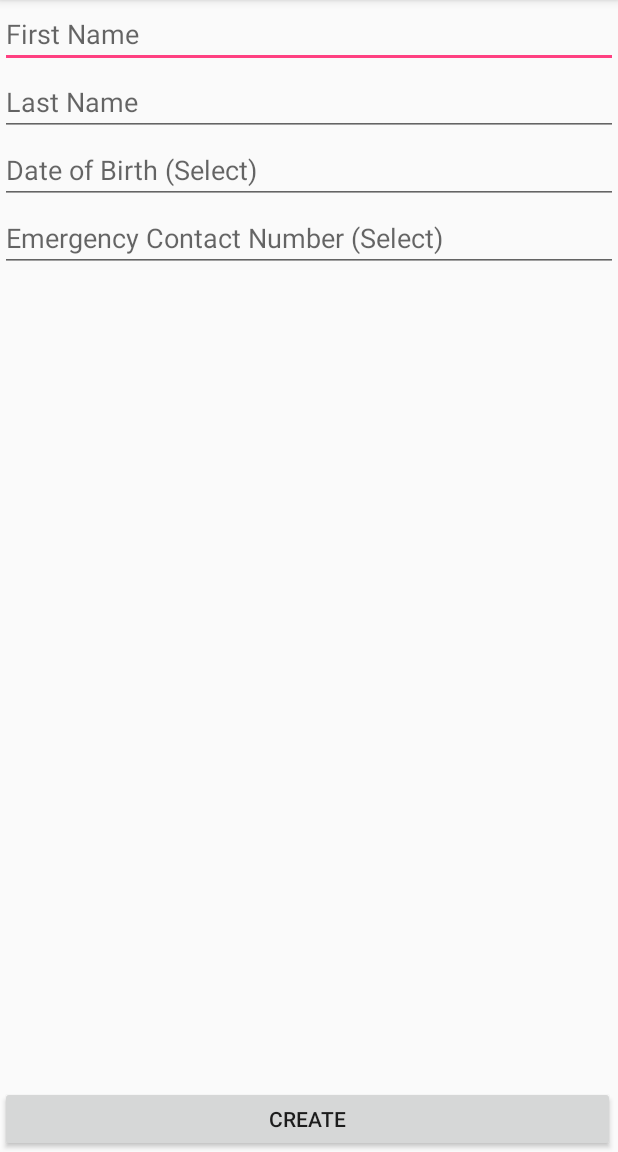
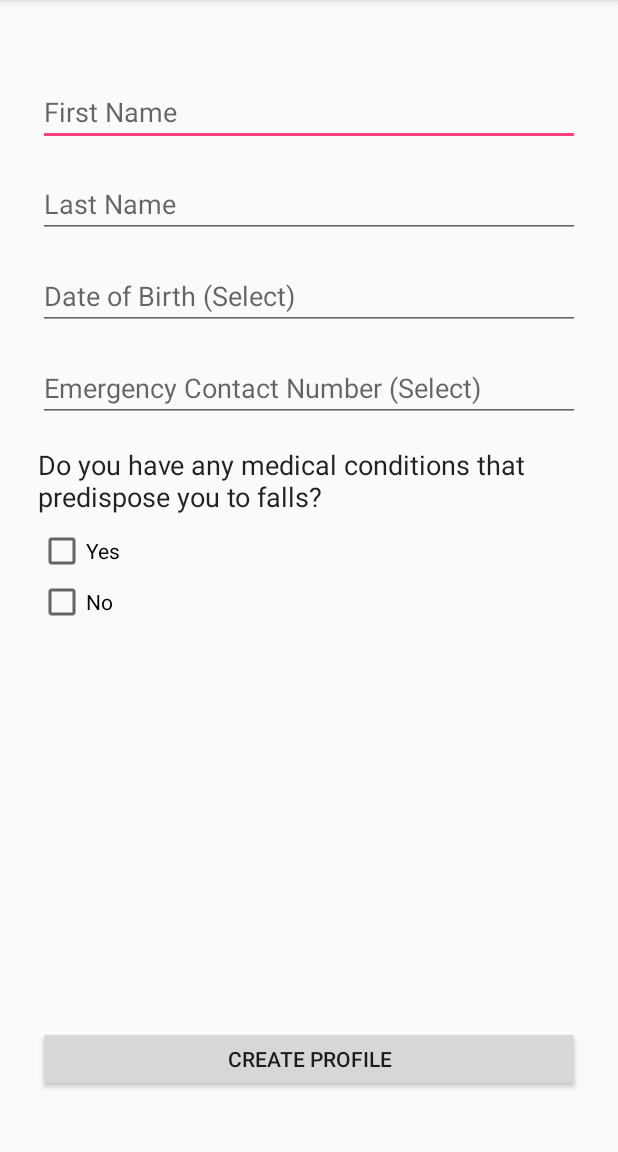
Before and after one commit to lmreller/FallAssist, an Android app: the screen it shows after launch (CreateProfileActivity), on a phone screen of 412 x 824 dp, the part 84-1236 px from its top. Run offline under Robolectric (Android 15) with nearby library versions, the phone set to English and light mode, and no system bars.

Commit message:
updated createProfileView

```diff
--- a/Development/StruggleAssist/mobile/src/main/java/com/struggleassist/View/Activities/Profile/CreateProfileActivity.java
+++ b/Development/StruggleAssist/mobile/src/main/java/com/struggleassist/View/Activities/Profile/CreateProfileActivity.java
@@ -19,6 +19,7 @@ import android.text.TextUtils;
 import android.util.Log;
 import android.view.View;
 import android.widget.Button;
+import android.widget.CheckBox;
 import android.widget.DatePicker;
 import android.widget.EditText;
 import android.widget.ImageView;
@@ -44,6 +45,8 @@ public class CreateProfileActivity extends AppCompatActivity {
     private EditText etEmergencyContact;
 
     private Button bConfirm;
+    private CheckBox yesCheck;
+    private CheckBox noCheck;
 
     //Global variables for date of birth selection and storage
     DateFormat inputDateFormat = new SimpleDateFormat("MM/dd/yyyy");
@@ -66,6 +69,8 @@ public class CreateProfileActivity extends AppCompatActivity {
         etLastName = (EditText) findViewById(R.id.etLastName);
         etDateOfBirth = (EditText) findViewById(R.id.etDateOfBirth);
         etEmergencyContact = (EditText) findViewById(R.id.etEmergencyContact);
+        yesCheck = (CheckBox) findViewById(R.id.checkBoxYes);
+        noCheck = (CheckBox) findViewById(R.id.checkBoxNo);
 
         //Confirm button
         bConfirm = (Button) findViewById(R.id.bConfirm);
@@ -176,4 +181,12 @@ public class CreateProfileActivity extends AppCompatActivity {
             }
         }
     }
+
+    public void yesCheck(View v){
+        noCheck.setChecked(false);
+    }
+
+    public void noClick(View v){
+        yesCheck.setChecked(false);
+    }
 }
--- a/Development/StruggleAssist/mobile/src/main/res/layout/activity_create_profile.xml
+++ b/Development/StruggleAssist/mobile/src/main/res/layout/activity_create_profile.xml
@@ -10,62 +10,132 @@
         android:id="@+id/etFirstName"
         android:layout_width="0dp"
         android:layout_height="wrap_content"
+        android:layout_marginEnd="8dp"
+        android:layout_marginStart="8dp"
+        android:layout_marginTop="52dp"
+        android:digits="abcdefghijklmnopqrstuvwxyzABCDEFGHIJKLMNOPQRSTUVWXYZ "
         android:ems="10"
+        android:hint="First Name"
         android:inputType="textNoSuggestions|textVisiblePassword|textCapWords"
-        android:digits="abcdefghijklmnopqrstuvwxyzABCDEFGHIJKLMNOPQRSTUVWXYZ "
-        android:hint="First Name"
         android:singleLine="true"
-        app:layout_constraintTop_toTopOf="parent"
-        app:layout_constraintLeft_toLeftOf="parent"
-        app:layout_constraintRight_toRightOf="parent" />
+        app:layout_constraintEnd_toStartOf="@+id/guideline5"
+        app:layout_constraintStart_toStartOf="@+id/guideline2"
+        app:layout_constraintTop_toTopOf="parent" />
 
     <EditText
         android:id="@+id/etLastName"
         android:layout_width="0dp"
         android:layout_height="wrap_content"
+        android:layout_marginEnd="8dp"
+        android:layout_marginStart="8dp"
+        android:layout_marginTop="16dp"
+        android:digits="abcdefghijklmnopqrstuvwxyzABCDEFGHIJKLMNOPQRSTUVWXYZ "
         android:ems="10"
+        android:hint="Last Name"
         android:inputType="textNoSuggestions|textVisiblePassword|textCapWords"
-        android:digits="abcdefghijklmnopqrstuvwxyzABCDEFGHIJKLMNOPQRSTUVWXYZ "
-        android:hint="Last Name"
         android:singleLine="true"
-        app:layout_constraintTop_toBottomOf="@id/etFirstName"
-        app:layout_constraintLeft_toLeftOf="parent"
-        app:layout_constraintRight_toRightOf="parent" />
+        app:layout_constraintEnd_toStartOf="@+id/guideline5"
+        app:layout_constraintHorizontal_bias="0.0"
+        app:layout_constraintStart_toStartOf="@+id/guideline2"
+        app:layout_constraintTop_toBottomOf="@+id/etFirstName" />
 
     <EditText
         android:id="@+id/etDateOfBirth"
         android:layout_width="0dp"
         android:layout_height="wrap_content"
+        android:layout_marginEnd="8dp"
+        android:layout_marginStart="8dp"
+        android:layout_marginTop="16dp"
         android:ems="10"
+        android:focusable="false"
+        android:hint="Date of Birth (Select)"
         android:inputType="date"
-        android:hint="Date of Birth (Select)"
-        android:focusable="false"
         android:onClick="launchDatePicker"
-        app:layout_constraintTop_toBottomOf="@+id/etLastName"
-        app:layout_constraintLeft_toLeftOf="parent"
-        app:layout_constraintRight_toRightOf="parent" />
+        app:layout_constraintEnd_toStartOf="@+id/guideline5"
+        app:layout_constraintHorizontal_bias="0.0"
+        app:layout_constraintStart_toStartOf="@+id/guideline2"
+        app:layout_constraintTop_toBottomOf="@+id/etLastName" />
 
     <EditText
         android:id="@+id/etEmergencyContact"
         android:layout_width="0dp"
         android:layout_height="wrap_content"
+        android:layout_marginEnd="8dp"
+        android:layout_marginStart="8dp"
+        android:layout_marginTop="16dp"
         android:ems="10"
+        android:focusable="false"
+        android:hint="Emergency Contact Number (Select)"
         android:inputType="phone"
-        android:hint="Emergency Contact Number (Select)"
-        android:focusable="false"
         android:onClick="pickContact"
-        app:layout_constraintTop_toBottomOf="@+id/etDateOfBirth"
-        app:layout_constraintLeft_toLeftOf="parent"
-        app:layout_constraintRight_toRightOf="parent" />
+        app:layout_constraintEnd_toStartOf="@+id/guideline5"
+        app:layout_constraintHorizontal_bias="0.0"
+        app:layout_constraintStart_toStartOf="@+id/guideline2"
+        app:layout_constraintTop_toBottomOf="@+id/etDateOfBirth" />
 
     <Button
         android:id="@+id/bConfirm"
-        android:layout_width="410dp"
+        android:layout_width="0dp"
         android:layout_height="44dp"
+        android:layout_marginBottom="40dp"
+        android:layout_marginEnd="8dp"
+        android:layout_marginStart="8dp"
         android:onClick="create_onClick"
-        android:text="Create"
+        android:text="Create Profile"
         app:layout_constraintBottom_toBottomOf="parent"
+        app:layout_constraintEnd_toStartOf="@+id/guideline5"
         app:layout_constraintRight_toRightOf="parent"
-        app:layout_constraintStart_toStartOf="parent" />
+        app:layout_constraintStart_toStartOf="@+id/guideline2" />
+
+    <TextView
+        android:id="@+id/textView2"
+        android:layout_width="0dp"
+        android:layout_height="wrap_content"
+        android:layout_marginEnd="8dp"
+        android:layout_marginStart="8dp"
+        android:layout_marginTop="16dp"
+        android:text="Do you have any medical conditions that predispose you to falls?"
+        android:textAppearance="@style/TextAppearance.AppCompat.Body1"
+        android:textSize="18dp"
+        app:layout_constraintEnd_toStartOf="@+id/guideline5"
+        app:layout_constraintHorizontal_bias="0.0"
+        app:layout_constraintStart_toStartOf="@+id/guideline2"
+        app:layout_constraintTop_toBottomOf="@+id/etEmergencyContact" />
+
+    <CheckBox
+        android:id="@+id/checkBoxYes"
+        android:layout_width="wrap_content"
+        android:layout_height="wrap_content"
+        android:layout_marginStart="8dp"
+        android:layout_marginTop="8dp"
+        android:checked="false"
+        android:onClick="yesCheck"
+        android:text="Yes"
+        app:layout_constraintStart_toStartOf="@+id/guideline2"
+        app:layout_constraintTop_toBottomOf="@+id/textView2" />
+
+    <CheckBox
+        android:id="@+id/checkBoxNo"
+        android:layout_width="wrap_content"
+        android:layout_height="36dp"
+        android:layout_marginStart="8dp"
+        android:onClick="noClick"
+        android:text="No"
+        app:layout_constraintStart_toStartOf="@+id/guideline2"
+        app:layout_constraintTop_toBottomOf="@+id/checkBoxYes" />
+
+    <android.support.constraint.Guideline
+        android:id="@+id/guideline2"
+        android:layout_width="wrap_content"
+        android:layout_height="wrap_content"
+        android:orientation="vertical"
+        app:layout_constraintGuide_end="395dp" />
+
+    <android.support.constraint.Guideline
+        android:id="@+id/guideline5"
+        android:layout_width="wrap_content"
+        android:layout_height="wrap_content"
+        android:orientation="vertical"
+        app:layout_constraintGuide_begin="395dp" />
 
 </android.support.constraint.ConstraintLayout>
```
